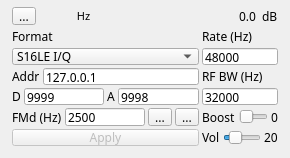
Qt form plugins/channel/udpsrc/udpsrcgui.ui (f4exb/sdrangel) before a commit.
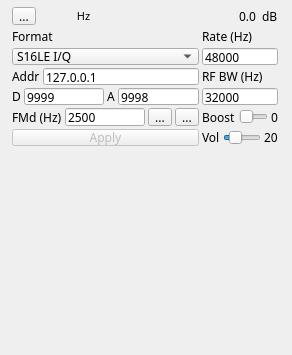
The same form after that commit. Icons and pictures are not drawn. Custom widgets are drawn as their Qt base class.

Diff of the .ui file:
```diff
--- a/plugins/channel/udpsrc/udpsrcgui.ui
+++ b/plugins/channel/udpsrc/udpsrcgui.ui
@@ -6,8 +6,8 @@
    <rect>
     <x>0</x>
     <y>0</y>
-    <width>290</width>
-    <height>158</height>
+    <width>292</width>
+    <height>355</height>
    </rect>
   </property>
   <property name="font">
```
